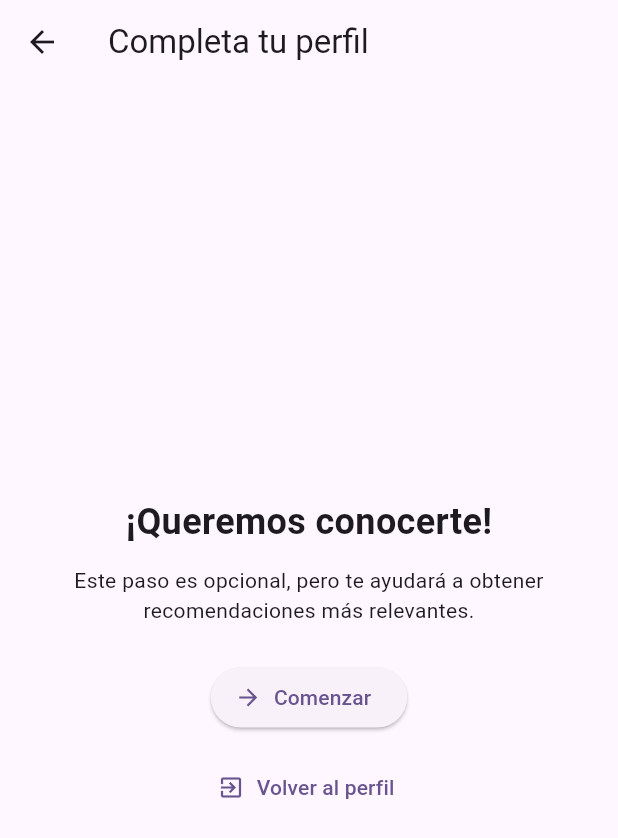
After one commit to NightParker725/SportRecoveryApp, a Flutter app: the CompleteProfileScreen screen opened by its route, after a tap on "Comenzar", after a tap on "Atrás", on a phone screen of 412 x 824 dp. The commit adds this screen. Shown: the top 838 px of the screen. Run offline on Flutter 3.47's test engine with Material 3 defaults, Android fonts, the phone set to English and light mode, and no system bars; our stand-ins replace flutter_bloc, supabase_flutter; accounts and stored records are empty.

Commit message:
add: logic and structure of complete_profile

```diff
--- a/lib/domain/model/profile.dart
+++ b/lib/domain/model/profile.dart
@@ -2,11 +2,18 @@ class Profile {
   String id;
   final String name;
   final String email;
+  final String? preferredName;
+  final String? profilePicture;
 
   final DateTime? birthDate;
   final String? sex;
   final double? heightCm;
   final double? weightKg;
+  final String? primaryPhysicalActivity;
+  final String? complementaryPhysicalActivity;
+  final String? physicalActivityFrequency;
+  final List<String>? mainGoals;
+  final Map<String, dynamic>? injuriesLastYear;
 
   final DateTime createdAt;
 
@@ -14,10 +21,17 @@ class Profile {
     required this.id,
     required this.name,
     required this.email,
+    this.preferredName,
+    this.profilePicture,
     this.birthDate,
     this.sex,
     this.heightCm,
     this.weightKg,
+    this.primaryPhysicalActivity,
+    this.complementaryPhysicalActivity,
+    this.physicalActivityFrequency,
+    this.mainGoals,
+    this.injuriesLastYear,
     required this.createdAt,
   });
 
@@ -25,10 +39,17 @@ class Profile {
     'id': id,
     'name': name,
     'email': email,
+    if (preferredName != null) 'preferred_name': preferredName,
+    if (profilePicture != null) 'profile_picture': profilePicture,
     if (birthDate != null) 'birth_date': birthDate!.toIso8601String(),
     if (sex != null) 'sex': sex,
     if (heightCm != null) 'height_cm': heightCm,
     if (weightKg != null) 'weight_kg': weightKg,
+    if (primaryPhysicalActivity != null) 'primary_physical_activity': primaryPhysicalActivity,
+    if (complementaryPhysicalActivity != null) 'complementary_physical_activity': complementaryPhysicalActivity,
+    if (physicalActivityFrequency != null) 'physical_activity_frequency': physicalActivityFrequency,
+    if (mainGoals != null) 'main_goals': mainGoals,
+    if (injuriesLastYear != null) 'injuries_last_year': injuriesLastYear,
     'created_at': createdAt.toIso8601String(),
   };
 
@@ -36,12 +57,19 @@ class Profile {
     id: json['id'] as String,
     name: json['name'] as String,
     email: json['email'] as String,
+    preferredName: json['preferred_name'] as String?,
+    profilePicture: json['profile_picture'] as String?,
     birthDate: json['birth_date'] == null
         ? null
         : DateTime.parse(json['birth_date'] as String),
     sex: json['sex'] as String?,
     heightCm: (json['height_cm'] as num?)?.toDouble(),
     weightKg: (json['weight_kg'] as num?)?.toDouble(),
+    primaryPhysicalActivity: json['primary_physical_activity'] as String?,
+    complementaryPhysicalActivity: json['complementary_physical_activity'] as String?,
+    physicalActivityFrequency: json['physical_activity_frequency'] as String?,
+    mainGoals: (json['main_goals'] as List<dynamic>?)?.map((e) => e as String).toList(),
+    injuriesLastYear: json['injuries_last_year'] == null ? null : Map<String, dynamic>.from(json['injuries_last_year'] as Map),
     createdAt: DateTime.parse(json['created_at'] as String),
   );
   Profile copyWith({
@@ -52,16 +80,30 @@ class Profile {
     String? sex,
     double? heightCm,
     double? weightKg,
+    String? preferredName,
+    String? profilePicture,
+    String? primaryPhysicalActivity,
+    String? complementaryPhysicalActivity,
+    String? physicalActivityFrequency,
+    List<String>? mainGoals,
+    Map<String, dynamic>? injuriesLastYear,
     DateTime? createdAt,
   }) {
     return Profile(
       id: id ?? this.id,
       name: name ?? this.name,
       email: email ?? this.email,
+      preferredName: preferredName ?? this.preferredName,
+      profilePicture: profilePicture ?? this.profilePicture,
       birthDate: birthDate ?? this.birthDate,
       sex: sex ?? this.sex,
       heightCm: heightCm ?? this.heightCm,
       weightKg: weightKg ?? this.weightKg,
+      primaryPhysicalActivity: primaryPhysicalActivity ?? this.primaryPhysicalActivity,
+      complementaryPhysicalActivity: complementaryPhysicalActivity ?? this.complementaryPhysicalActivity,
+      physicalActivityFrequency: physicalActivityFrequency ?? this.physicalActivityFrequency,
+      mainGoals: mainGoals ?? this.mainGoals,
+      injuriesLastYear: injuriesLastYear ?? this.injuriesLastYear,
       createdAt: createdAt ?? this.createdAt,
     );
   }
--- a/lib/features/auth/domain/repository/auth_repository.dart
+++ b/lib/features/auth/domain/repository/auth_repository.dart
@@ -4,4 +4,6 @@ abstract class AuthRepository {
   Future<void> registerUser(Profile profile, String password);
   Future<Profile?> loginUser(String email, String password);
   Future<bool> isUserLoggedIn();
+  Future<void> updateProfile(Profile profile);
+  Future<Profile?> getCurrentProfile();
 }
--- /dev/null
+++ b/lib/features/auth/ui/bloc/complete_profile_bloc.dart
@@ -0,0 +1,79 @@
+import 'package:flutter_bloc/flutter_bloc.dart';
+import 'package:moviles252/domain/model/profile.dart';
+import '../../domain/usecases/complete_profile_usecase.dart';
+
+abstract class CompleteProfileEvent {}
+
+class SubmitCompleteProfileEvent extends CompleteProfileEvent {
+  final String? preferredName;
+  final String? profilePicture;
+  final DateTime? birthDate;
+  final String? sex;
+  final double? heightCm;
+  final double? weightKg;
+  final String? primaryPhysicalActivity;
+  final String? complementaryPhysicalActivity;
+  final String? physicalActivityFrequency;
+  final List<String>? mainGoals;
+  final Map<String, dynamic>? injuriesLastYear;
+
+  SubmitCompleteProfileEvent({
+    this.preferredName,
+    this.profilePicture,
+    this.birthDate,
+    this.sex,
+    this.heightCm,
+    this.weightKg,
+    this.primaryPhysicalActivity,
+    this.complementaryPhysicalActivity,
+    this.physicalActivityFrequency,
+    this.mainGoals,
+    this.injuriesLastYear,
+  });
+}
+
+abstract class CompleteProfileState {}
+class CompleteProfileIdle extends CompleteProfileState {}
+class CompleteProfileLoading extends CompleteProfileState {}
+class CompleteProfileSuccess extends CompleteProfileState {}
+class CompleteProfileError extends CompleteProfileState {
+  final String message;
+  CompleteProfileError(this.message);
+}
+
+class CompleteProfileBloc extends Bloc<CompleteProfileEvent, CompleteProfileState> {
+  final CompleteProfileUsecase usecase;
+
+  CompleteProfileBloc(this.usecase) : super(CompleteProfileIdle()) {
+    on<SubmitCompleteProfileEvent>(_onSubmit);
+  }
+
+  Future<void> _onSubmit(SubmitCompleteProfileEvent event, Emitter<CompleteProfileState> emit) async {
+    emit(CompleteProfileLoading());
+    try {
+      // Asumimos que el profile actual se obtiene por login y solo actualizamos campos adicionales
+      final profile = Profile(
+        id: '',
+        name: '',
+        email: '',
+        preferredName: event.preferredName,
+        profilePicture: event.profilePicture,
+        birthDate: event.birthDate,
+        sex: event.sex,
+        heightCm: event.heightCm,
+        weightKg: event.weightKg,
+        primaryPhysicalActivity: event.primaryPhysicalActivity,
+        complementaryPhysicalActivity: event.complementaryPhysicalActivity,
+        physicalActivityFrequency: event.physicalActivityFrequency,
+        mainGoals: event.mainGoals,
+        injuriesLastYear: event.injuriesLastYear,
+        createdAt: DateTime.now(),
+      );
+
+      await usecase.execute(profile);
+      emit(CompleteProfileSuccess());
+    } catch (e) {
+      emit(CompleteProfileError(e.toString()));
+    }
+  }
+}
--- /dev/null
+++ b/lib/features/auth/ui/screens/complete_profile_screen.dart
@@ -0,0 +1,319 @@
+import 'package:flutter/material.dart';
+import 'package:flutter_bloc/flutter_bloc.dart';
+import '../../ui/bloc/complete_profile_bloc.dart';
+
+class CompleteProfileScreen extends StatefulWidget {
+  @override
+  _CompleteProfileScreenState createState() => _CompleteProfileScreenState();
+}
+
+class _CompleteProfileScreenState extends State<CompleteProfileScreen> {
+  // Stepper state
+  bool _showIntro = true;
+  int _step = 0;
+
+  // Step 1
+  final TextEditingController _preferredNameCtrl = TextEditingController();
+  final TextEditingController _profilePictureCtrl = TextEditingController();
+
+  // Step 2
+  DateTime? _birthDate;
+  String? _sex;
+
+  // Step 3
+  final TextEditingController _heightCtrl = TextEditingController();
+  final TextEditingController _weightCtrl = TextEditingController();
+
+  // Step 4
+  String? _primaryActivity;
+  String? _complementaryActivity;
+
+  // Step 5
+  String? _activityFrequency;
+
+  // Step 6
+  final List<String> _goalsOptions = [
+    'Prevenir lesiones',
+    'Recuperarme de una lesión actual',
+    'Aprender rutinas de calentamiento y estiramiento',
+    'Gestionar un dolor crónico',
+    'Otros',
+  ];
+  final Set<String> _selectedGoals = {};
+  final TextEditingController _otherGoalCtrl = TextEditingController();
+
+  // Step 7-8 injuries
+  bool _hadInjuries = false;
+  final TextEditingController _injuryTypeCtrl = TextEditingController();
+  String? _injuryStatus;
+
+  @override
+  void dispose() {
+    _preferredNameCtrl.dispose();
+    _profilePictureCtrl.dispose();
+    _heightCtrl.dispose();
+    _weightCtrl.dispose();
+    _otherGoalCtrl.dispose();
+    _injuryTypeCtrl.dispose();
+    super.dispose();
+  }
+
+  Future<void> _pickDate() async {
+    final now = DateTime.now();
+    final picked = await showDatePicker(
+      context: context,
+      initialDate: DateTime(now.year - 25),
+      firstDate: DateTime(1900),
+      lastDate: now,
+    );
+    if (picked != null) setState(() => _birthDate = picked);
+  }
+
+  void _next() {
+    final maxStep = _hadInjuries ? 7 : 6; // 0-based: steps 0..6 or 0..7
+    if (_step < maxStep) {
+      setState(() => _step++);
+    } else {
+      _submit();
+    }
+  }
+
+  void _back() {
+    if (_step > 0) setState(() => _step--);
+    else setState(() => _showIntro = true);
+  }
+
+  void _start() {
+    setState(() {
+      _showIntro = false;
+      _step = 0;
+    });
+  }
+
+  void _submit() {
+    final height = double.tryParse(_heightCtrl.text);
+    final weight = double.tryParse(_weightCtrl.text);
+
+    final goals = [..._selectedGoals];
+    if (goals.contains('Otros') && _otherGoalCtrl.text.isNotEmpty) {
+      goals.remove('Otros');
+      goals.add(_otherGoalCtrl.text.trim());
+    }
+
+    Map<String, dynamic>? injuries;
+    if (_hadInjuries) {
+      injuries = {
+        'injury_type': _injuryTypeCtrl.text.trim(),
+        'injury_status': _injuryStatus,
+      };
+    }
+
+    context.read<CompleteProfileBloc>().add(SubmitCompleteProfileEvent(
+      preferredName: _preferredNameCtrl.text.trim().isEmpty ? null : _preferredNameCtrl.text.trim(),
+      profilePicture: _profilePictureCtrl.text.trim().isEmpty ? null : _profilePictureCtrl.text.trim(),
+      birthDate: _birthDate,
+      sex: _sex,
+      heightCm: height,
+      weightKg: weight,
+      primaryPhysicalActivity: _primaryActivity,
+      complementaryPhysicalActivity: _complementaryActivity,
+      physicalActivityFrequency: _activityFrequency,
+      mainGoals: goals.isEmpty ? null : goals,
+      injuriesLastYear: injuries,
+    ));
+  }
+
+  Widget _stepContent() {
+    switch (_step) {
+      case 0:
+        return Column(
+          crossAxisAlignment: CrossAxisAlignment.start,
+          children: [
+            TextFormField(controller: _preferredNameCtrl, decoration: const InputDecoration(labelText: 'Nombre preferido')),
+            const SizedBox(height: 12),
+            TextFormField(controller: _profilePictureCtrl, decoration: const InputDecoration(labelText: 'URL de la foto de perfil (opcional)')),
+          ],
+        );
+      case 1:
+        return Column(
+          children: [
+            ListTile(
+              title: Text(_birthDate == null ? 'Selecciona fecha de nacimiento' : _birthDate!.toLocal().toString().split(' ')[0]),
+              trailing: IconButton(icon: const Icon(Icons.calendar_today), onPressed: _pickDate),
+            ),
+            DropdownButtonFormField<String>(
+              value: _sex,
+              items: const [
+                DropdownMenuItem(value: 'male', child: Text('Masculino')),
+                DropdownMenuItem(value: 'female', child: Text('Femenino')),
+                DropdownMenuItem(value: 'other', child: Text('Otro')),
+              ],
+              onChanged: (v) => setState(() => _sex = v),
+              decoration: const InputDecoration(labelText: 'Género'),
+            ),
+          ],
+        );
+      case 2:
+        return Column(
+          children: [
+            TextFormField(controller: _heightCtrl, keyboardType: TextInputType.number, decoration: const InputDecoration(labelText: 'Altura (cm)')),
+            const SizedBox(height: 12),
+            TextFormField(controller: _weightCtrl, keyboardType: TextInputType.number, decoration: const InputDecoration(labelText: 'Peso (kg)')),
+          ],
+        );
+      case 3:
+        return Column(
+          children: [
+            TextFormField(controller: TextEditingController(text: _primaryActivity), onChanged: (v) => _primaryActivity = v, decoration: const InputDecoration(labelText: 'Actividad física principal')),
+            const SizedBox(height: 12),
+            TextFormField(controller: TextEditingController(text: _complementaryActivity), onChanged: (v) => _complementaryActivity = v, decoration: const InputDecoration(labelText: 'Actividad complementaria (opcional)')),
+          ],
+        );
+      case 4:
+        return DropdownButtonFormField<String>(
+          value: _activityFrequency,
+          items: const [
+            DropdownMenuItem(value: 'never', child: Text('Nunca')),
+            DropdownMenuItem(value: '1_time_week', child: Text('1 vez/semana')),
+            DropdownMenuItem(value: '2_times_week', child: Text('2 veces/semana')),
+            DropdownMenuItem(value: '3_times_week', child: Text('3 veces/semana')),
+            DropdownMenuItem(value: 'daily', child: Text('Diario')),
+          ],
+          onChanged: (v) => setState(() => _activityFrequency = v),
+          decoration: const InputDecoration(labelText: 'Frecuencia de actividad física'),
+        );
+      case 5:
+        return Column(
+          children: [
+            ..._goalsOptions.map((g) => CheckboxListTile(
+              value: _selectedGoals.contains(g),
+              title: Text(g),
+              onChanged: (v) => setState(() {
+                if (v == true) _selectedGoals.add(g); else _selectedGoals.remove(g);
+              }),
+            )),
+            if (_selectedGoals.contains('Otros')) TextFormField(controller: _otherGoalCtrl, decoration: const InputDecoration(labelText: 'Otros (especifica)')),
+          ],
+        );
+      case 6:
+        return Column(
+          crossAxisAlignment: CrossAxisAlignment.start,
+          children: [
+            SwitchListTile(
+              title: const Text('¿Has tenido lesiones relevantes en el último año?'),
+              value: _hadInjuries,
+              onChanged: (v) => setState(() => _hadInjuries = v),
+            ),
+          ],
+        );
+      case 7:
+        return Column(
+          children: [
+            TextFormField(controller: _injuryTypeCtrl, decoration: const InputDecoration(labelText: 'Tipo de lesión')),
+            const SizedBox(height: 12),
+            DropdownButtonFormField<String>(
+              value: _injuryStatus,
+              items: const [
+                DropdownMenuItem(value: 'recovered', child: Text('Totalmente recuperado')),
+                DropdownMenuItem(value: 'almost_recovered', child: Text('Casi recuperado, molestias leves')),
+                DropdownMenuItem(value: 'in_recovery', child: Text('En proceso de recuperación')),
+                DropdownMenuItem(value: 'not_recovered', child: Text('Nunca me recuperé bien')),
+              ],
+              onChanged: (v) => setState(() => _injuryStatus = v),
+              decoration: const InputDecoration(labelText: 'Estado de la lesión'),
+            ),
+          ],
+        );
+      default:
+        return const SizedBox.shrink();
+    }
+  }
+
+  @override
+  Widget build(BuildContext context) {
+    return Scaffold(
+      appBar: AppBar(
+        title: const Text('Completa tu perfil'),
+        // If we're on the intro screen allow the user to go back to profile
+        leading: _showIntro
+            ? IconButton(
+                icon: const Icon(Icons.arrow_back),
+                onPressed: () => Navigator.pushReplacementNamed(context, '/my_profile'),
+              )
+            : null,
+      ),
+      body: BlocListener<CompleteProfileBloc, CompleteProfileState>(
+        listener: (context, state) {
+          if (state is CompleteProfileSuccess) {
+            Navigator.pushReplacementNamed(context, '/my_profile');
+          } else if (state is CompleteProfileError) {
+            ScaffoldMessenger.of(context).showSnackBar(SnackBar(content: Text(state.message)));
+          }
+        },
+        child: Padding(
+          padding: const EdgeInsets.all(16.0),
+          child: _showIntro ? _buildIntro(context) : _buildStepper(context),
+        ),
+      ),
+    );
+  }
+
+  Widget _buildIntro(BuildContext context) {
+    return Column(
+      mainAxisAlignment: MainAxisAlignment.center,
+      children: [
+        const Text('¡Queremos conocerte!', style: TextStyle(fontSize: 24, fontWeight: FontWeight.bold)),
+        const SizedBox(height: 12),
+        const Text('Este paso es opcional, pero te ayudará a obtener recomendaciones más relevantes.', textAlign: TextAlign.center),
+        const SizedBox(height: 24),
+        ElevatedButton.icon(
+          onPressed: _start,
+          icon: const Icon(Icons.arrow_forward),
+          label: const Text('Comenzar'),
+        ),
+        const SizedBox(height: 12),
+        TextButton.icon(
+          onPressed: () => Navigator.pushReplacementNamed(context, '/my_profile'),
+          icon: const Icon(Icons.exit_to_app),
+          label: const Text('Volver al perfil'),
+        ),
+      ],
+    );
+  }
+
+  Widget _buildStepper(BuildContext context) {
+    final titles = [
+      'Configura tu perfil',
+      '¿Cuál es tu género?',
+      '¿Cuál es tu composición corporal?',
+      '¿Cuál es tu actividad física principal?',
+      '¿Con qué frecuencia sueles hacer actividad física?',
+      '¿Cuáles son tus principales objetivos?',
+      '¿Has tenido lesiones relevantes en el último año?',
+      '¿Cómo fue la lesión?',
+    ];
+
+    final currentTitle = titles[_step];
+
+    return Column(
+      crossAxisAlignment: CrossAxisAlignment.start,
+      children: [
+        Text(currentTitle, style: const TextStyle(fontSize: 20, fontWeight: FontWeight.bold)),
+        const SizedBox(height: 12),
+        Expanded(child: SingleChildScrollView(child: _stepContent())),
+        const SizedBox(height: 12),
+        Row(
+          mainAxisAlignment: MainAxisAlignment.spaceBetween,
+          children: [
+            TextButton(onPressed: _back, child: const Text('Atrás')),
+            BlocBuilder<CompleteProfileBloc, CompleteProfileState>(builder: (context, state) {
+              if (state is CompleteProfileLoading) return const CircularProgressIndicator();
+              final isLast = _hadInjuries ? _step == 7 : _step == 6;
+              return ElevatedButton(onPressed: _next, child: Text(isLast ? 'Enviar' : 'Siguiente'));
+            })
+          ],
+        )
+      ],
+    );
+  }
+}
```
Also changed, not shown: lib/features/auth/data/repository/auth_repository_impl.dart (+19 -0 lines), lib/features/auth/domain/usecases/complete_profile_usecase.dart (added, +24 -0 lines), lib/features/profile/ui/screens/my_profile_page.dart (+12 -0 lines), lib/main.dart (+11 -4 lines).
